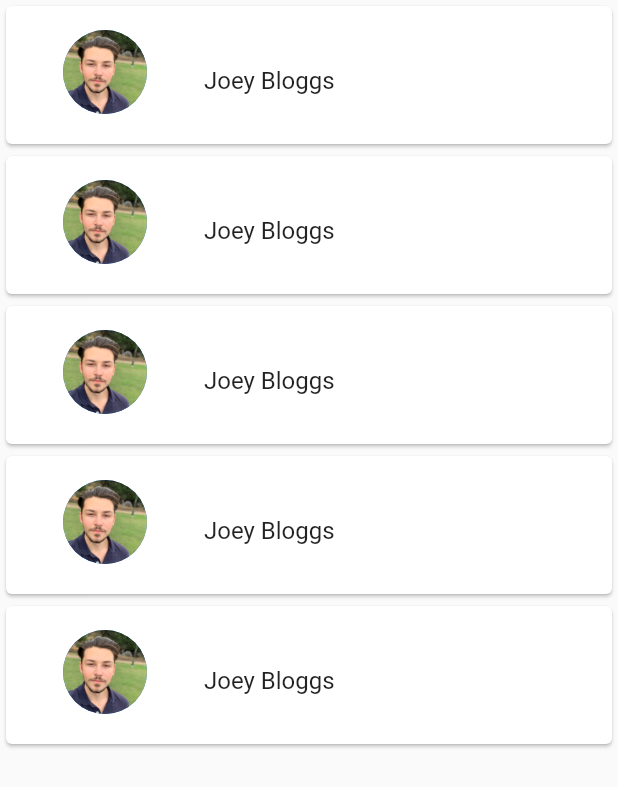
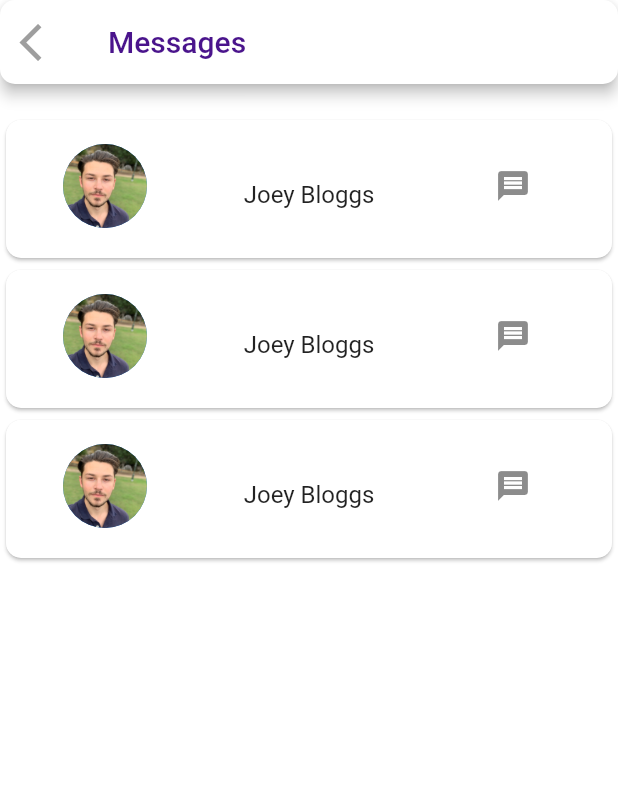
Before and after one commit to aj2109/Pocket-Pro, a Flutter app: the MessagingContactsPage screen opened directly, on a phone screen of 412 x 824 dp. Shown: the top 787 px of the screen. Run offline on Flutter 3.47's test engine with Material 2 defaults, Android fonts, the phone set to English and light mode, and no system bars; missing offline and left inert: autocomplete_textfield.

Commit message:
Messaging contacts page UI update

```diff
--- a/pocket_pro/lib/messaging_contacts_page.dart
+++ b/pocket_pro/lib/messaging_contacts_page.dart
@@ -1,4 +1,6 @@
 import 'package:flutter/material.dart';
+import 'package:pocketpro/home_page.dart';
+import 'package:pocketpro/messaging_page.dart';
 
 class MessagingContactsPage extends StatefulWidget {
   @override
@@ -6,19 +8,63 @@ class MessagingContactsPage extends StatefulWidget {
 }
 
 class _MessagingContactsPageState extends State<MessagingContactsPage> {
+  bool _backPressed = false;
+
   @override
   Widget build(BuildContext context) {
     return Container(
       child: Scaffold(
-        body: ListView.builder(
+        appBar: AppBar(
+          shape:
+              RoundedRectangleBorder(borderRadius: BorderRadius.circular(10)),
+          leading: IconButton(
+            onPressed: () {
+              setState(() {
+                _backPressed = !_backPressed;
+              });
+              Navigator.push(
+                context,
+                MaterialPageRoute(
+                  builder: (context) => MyHomePage(),
+                ),
+              );
+            },
+            hoverColor: Colors.blueGrey[600],
+            focusColor: Colors.blueGrey[600],
+            disabledColor: Colors.blueGrey[600],
+            highlightColor: Colors.transparent,
+            splashColor: Colors.transparent,
+            icon: Icon(Icons.arrow_back_ios),
+            iconSize: 30,
+            color: _backPressed ? Colors.purple[900] : Colors.grey[500],
+          ),
+          backgroundColor: Colors.white,
+          title: Text(
+            'Messages',
+            style: TextStyle(color: Colors.purple[900]),
+          ),
+        ),
+        backgroundColor: Colors.white,
+        body: SafeArea(
+          child: Column(
+            children: <Widget>[
+              SizedBox(
+                height: 20,
+              ),
+              Container(
+                height: 700,
+                child: ListView.builder(
                   scrollDirection: Axis.vertical,
                   itemExtent: 100,
-          itemCount: 5,
+                  itemCount: 3,
                   itemBuilder: (BuildContext context, int index) {
                     return Card(
+                      shape: RoundedRectangleBorder(
+                          borderRadius: BorderRadius.all(Radius.circular(10))),
                       child: ListTile(
+                        onTap: () => Navigator.of(context).push(_createRoute()),
                         title: Container(
-                    alignment: Alignment.centerLeft,
+                            alignment: Alignment.center,
                             height: 100,
                             width: 100,
                             child: Text('Joey Bloggs')),
@@ -31,11 +77,35 @@ class _MessagingContactsPageState extends State<MessagingContactsPage> {
                             radius: 30,
                           ),
                         ),
+                        trailing: Container(
+                            height: 100,
+                            width: 100,
+                            alignment: Alignment.center,
+                            child: Icon(Icons.message)),
                       ),
                     );
                   },
                 ),
               ),
+            ],
+          ),
+        ),
+      ),
+    );
+  }
+
+  Route _createRoute() {
+    return PageRouteBuilder(
+      pageBuilder: (context, animation, secondaryAnimation) => MessagingPage(),
+      transitionsBuilder: (context, animation, secondaryAnimation, child) {
+        var tween = Tween(begin: Offset(0.0, 1.0), end: Offset.zero).chain(
+          CurveTween(curve: Curves.ease),
+        );
+        return SlideTransition(
+          position: animation.drive(tween),
+          child: child,
+        );
+      },
     );
   }
 }
--- a/pocket_pro/lib/messaging_page.dart
+++ b/pocket_pro/lib/messaging_page.dart
@@ -1,7 +1,6 @@
 import 'package:flutter/material.dart';
 import 'package:flutter/rendering.dart';
-
-import 'home_page.dart';
+import 'package:pocketpro/messaging_contacts_page.dart';
 
 class MessagingPage extends StatefulWidget {
   @override
@@ -37,7 +36,7 @@ class _MessagingPageState extends State<MessagingPage> {
                 Navigator.push(
                   context,
                   MaterialPageRoute(
-                    builder: (context) => MyHomePage(),
+                    builder: (context) => MessagingContactsPage(),
                   ),
                 );
               },
--- a/pocket_pro/lib/profile_page.dart
+++ b/pocket_pro/lib/profile_page.dart
@@ -14,6 +14,7 @@ class _ProfilePageState extends State<ProfilePage> {
   Widget build(BuildContext context) {
     return Container(
       child: Scaffold(
+        backgroundColor: Colors.white,
         body: SafeArea(
           child: Column(
             children: <Widget>[
```
Lines whose indentation alone changed are shown as unchanged.
